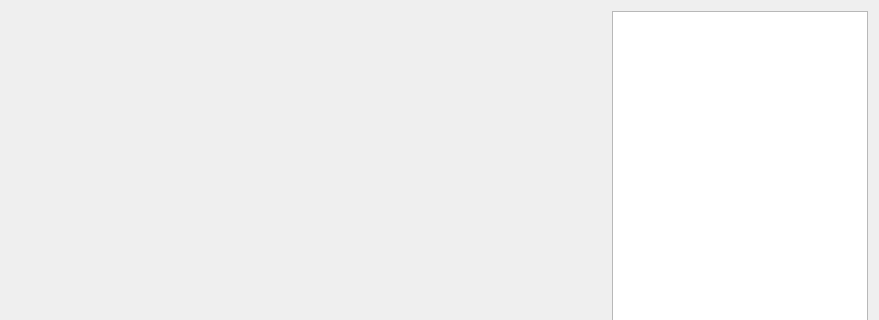
Qt form game/ui/editor.ui (horazont/ManiacLab) before a commit; both pictures show x 0 to 879 and y 0 to 320 of the 879 by 617 pixel window.
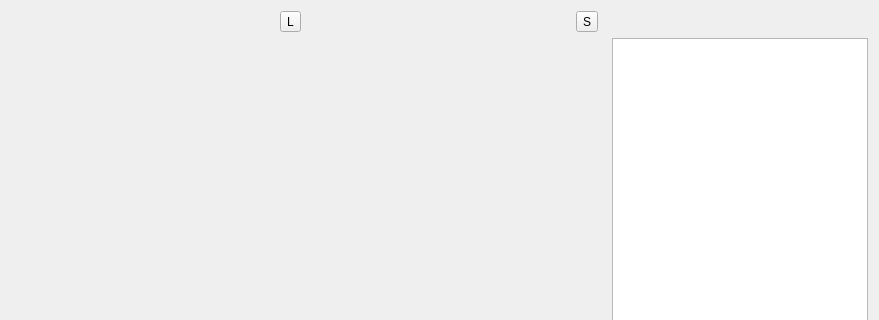
The same form after that commit.

Commit message: Basic load/save

What changed in the file:
```diff
--- a/game/ui/editor.ui
+++ b/game/ui/editor.ui
@@ -13,6 +13,32 @@
   <property name="windowTitle">
    <string>Form</string>
   </property>
+  <layout class="QVBoxLayout" name="verticalLayout_2">
+   <item>
+    <layout class="QHBoxLayout" name="horizontalLayout_2">
+     <item>
+      <widget class="QToolButton" name="btnLoad">
+       <property name="text">
+        <string>L</string>
+       </property>
+       <property name="shortcut">
+        <string>Ctrl+O</string>
+       </property>
+      </widget>
+     </item>
+     <item>
+      <widget class="QToolButton" name="btnSave">
+       <property name="text">
+        <string>S</string>
+       </property>
+       <property name="shortcut">
+        <string>Ctrl+S</string>
+       </property>
+      </widget>
+     </item>
+    </layout>
+   </item>
+   <item>
   <layout class="QHBoxLayout" name="horizontalLayout">
    <item>
     <spacer name="horizontalSpacer">
@@ -21,7 +47,7 @@
      </property>
      <property name="sizeHint" stdset="0">
       <size>
-       <width>602</width>
+         <width>40</width>
        <height>20</height>
       </size>
      </property>
@@ -60,6 +86,8 @@
         <enum>Qt::Horizontal</enum>
        </property>
       </widget>
+       </item>
+      </layout>
      </item>
     </layout>
    </item>
```
Lines whose indentation alone changed are shown as unchanged. The commit also changes 10 other files.
